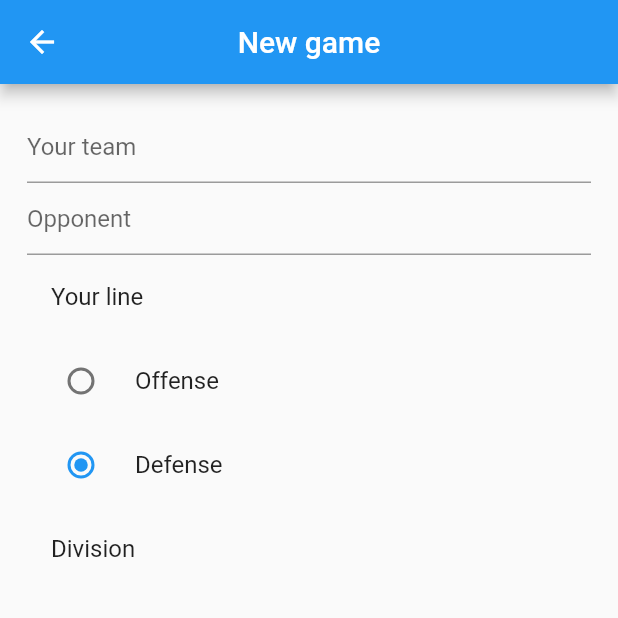
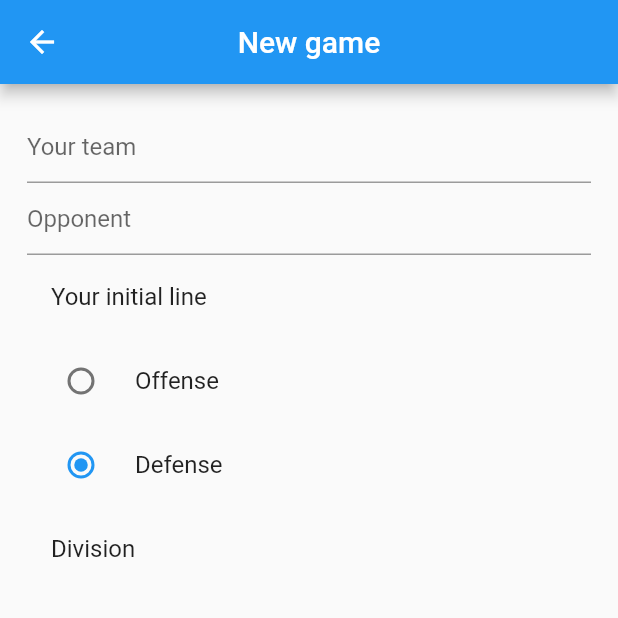
Before and after one commit to alfredoUcar/ultiplay, a Flutter app: the NewGame screen opened directly with empty values, after a tap on "Defense", on a phone screen of 412 x 824 dp, the top half of it. Run offline on Flutter 3.47's test engine with Material 2 defaults, Android fonts, the phone set to English and light mode, and no system bars.

Commit message:
extract initial line game option to method

```diff
--- a/lib/screens/new_game.dart
+++ b/lib/screens/new_game.dart
@@ -1,5 +1,6 @@
 import 'package:flutter/material.dart';
 import 'package:ultiplay/extensions/string.dart';
+import 'package:ultiplay/extensions/enum.dart';
 import 'package:ultiplay/models/game.dart';
 import 'current_game.dart';
 
@@ -84,21 +85,7 @@ class _NewGameState extends State<NewGame> {
                     _opponentTeam = value;
                   },
                 ),
-                ListTile(
-                  title: Text('Your line'),
-                ),
-                RadioListTile(
-                  title: Text('Offense'),
-                  value: Position.offense.toString(),
-                  groupValue: _mainTeamPosition,
-                  onChanged: updateLinePosition,
-                ),
-                RadioListTile(
-                  title: Text('Defense'),
-                  value: Position.defense.toString(),
-                  groupValue: _mainTeamPosition,
-                  onChanged: updateLinePosition,
-                ),
+                lineOptions(),
                 divisionOptions(),
                 genderRatioRules(),
                 genderRatioOptionsForRuleA(),
@@ -111,6 +98,31 @@ class _NewGameState extends State<NewGame> {
     );
   }
 
+  Widget lineOptions() {
+    return Column(
+      children: [
+        ListTile(
+          title: Text('Your initial line'),
+        ),
+        ...Position.values.asMap().entries.map((entry) {
+          Position position = entry.value;
+          return RadioListTile(
+            title: Text(position.name.capitalize()),
+            value: position.toString(),
+            groupValue: _mainTeamPosition,
+            onChanged: (String? value) {
+              if (value != null) {
+                setState(() {
+                  _mainTeamPosition = value;
+                });
+              }
+            },
+          );
+        }),
+      ],
+    );
+  }
+
   Widget divisionOptions() {
     return Column(
       children: [
@@ -119,9 +131,8 @@ class _NewGameState extends State<NewGame> {
         ),
         ...Division.values.asMap().entries.map((entry) {
           Division division = entry.value;
-          String name = division.toString().split('.').last;
           return RadioListTile(
-            title: Text(name.capitalize()),
+            title: Text(division.name.capitalize()),
             value: division.toString(),
             groupValue: _division,
             onChanged: (String? newDivision) {
@@ -241,12 +252,6 @@ class _NewGameState extends State<NewGame> {
     }
   }
 
-  void updateLinePosition(String? value) {
-    setState(() {
-      _mainTeamPosition = value ?? Position.offense.toString();
-    });
-  }
-
   void updateGenderRatioRule(String? value) {
     setState(() {
       _genderRule = value ?? GenderRatioRule.ruleA.toString();
```
